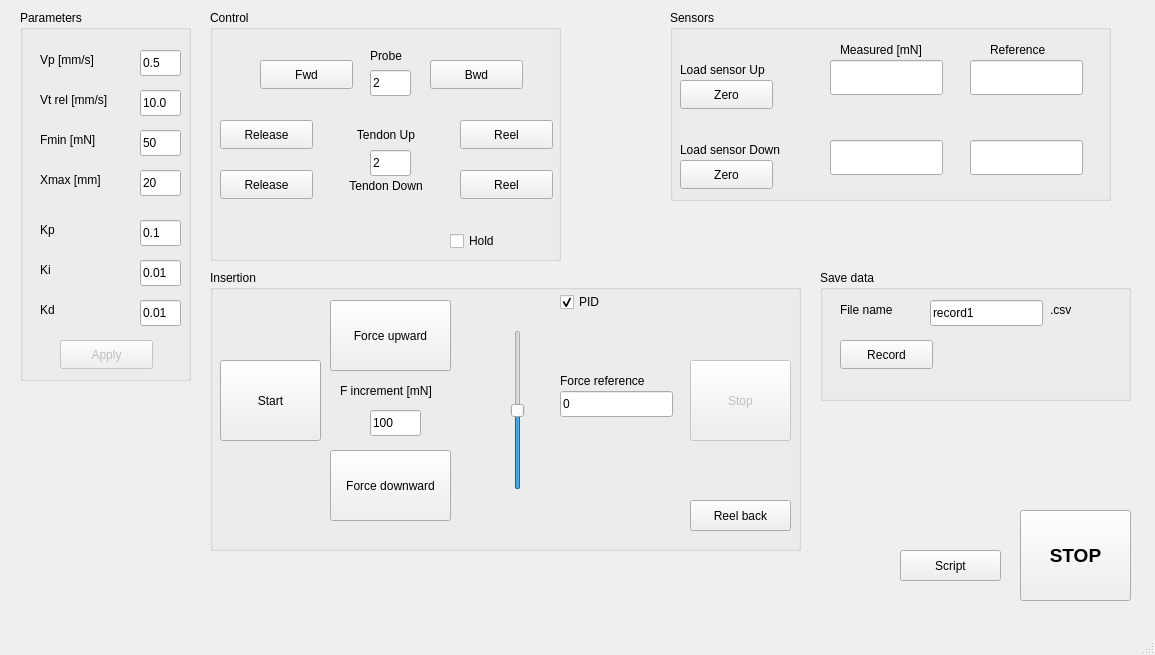
The window that microprobe_app/mainwindow.ui (AlexMarguet/microbs-microprobe) describes before a commit, drawn with Qt 5.
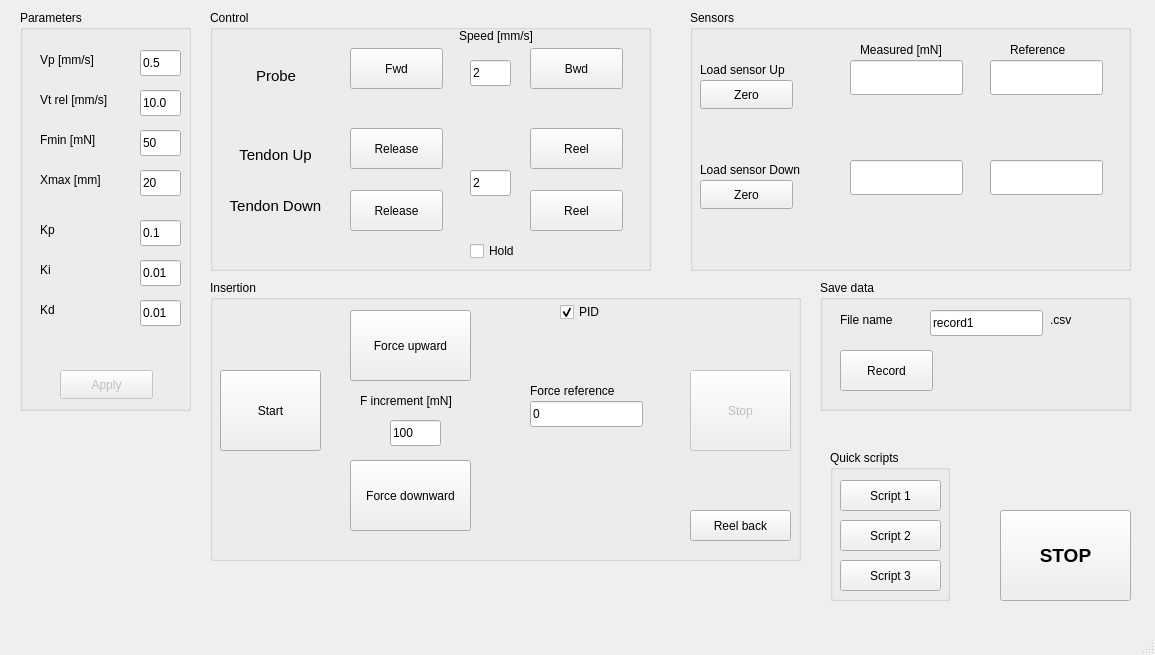
The same window after the commit.

What changed in the file:
```diff
--- a/microprobe_app/mainwindow.ui
+++ b/microprobe_app/mainwindow.ui
@@ -22,18 +22,23 @@
      <rect>
       <x>210</x>
       <y>10</y>
-      <width>351</width>
-      <height>251</height>
+      <width>441</width>
+      <height>261</height>
      </rect>
     </property>
+    <property name="font">
+     <font>
+      <bold>false</bold>
+     </font>
+    </property>
     <property name="title">
      <string>Control</string>
     </property>
     <widget class="QCheckBox" name="checkBox">
      <property name="geometry">
       <rect>
-       <x>240</x>
-       <y>220</y>
+       <x>260</x>
+       <y>230</y>
        <width>77</width>
        <height>22</height>
       </rect>
@@ -48,10 +53,10 @@
     <widget class="QPushButton" name="pushButton_2">
      <property name="geometry">
       <rect>
-       <x>50</x>
-       <y>50</y>
+       <x>140</x>
+       <y>38</y>
        <width>93</width>
-       <height>29</height>
+       <height>41</height>
       </rect>
      </property>
      <property name="text">
@@ -61,10 +66,10 @@
     <widget class="QPushButton" name="pushButton_3">
      <property name="geometry">
       <rect>
-       <x>10</x>
-       <y>110</y>
+       <x>140</x>
+       <y>118</y>
        <width>93</width>
-       <height>29</height>
+       <height>41</height>
       </rect>
      </property>
      <property name="text">
@@ -74,10 +79,10 @@
     <widget class="QPushButton" name="pushButton_8">
      <property name="geometry">
       <rect>
-       <x>10</x>
-       <y>160</y>
+       <x>140</x>
+       <y>180</y>
        <width>93</width>
-       <height>29</height>
+       <height>41</height>
       </rect>
      </property>
      <property name="text">
@@ -87,10 +92,10 @@
     <widget class="QPushButton" name="pushButton">
      <property name="geometry">
       <rect>
-       <x>220</x>
-       <y>50</y>
+       <x>320</x>
+       <y>38</y>
        <width>93</width>
-       <height>29</height>
+       <height>41</height>
       </rect>
      </property>
      <property name="text">
@@ -100,10 +105,10 @@
     <widget class="QPushButton" name="pushButton_4">
      <property name="geometry">
       <rect>
-       <x>250</x>
-       <y>110</y>
+       <x>320</x>
+       <y>118</y>
        <width>93</width>
-       <height>29</height>
+       <height>41</height>
       </rect>
      </property>
      <property name="text">
@@ -113,10 +118,10 @@
     <widget class="QPushButton" name="pushButton_11">
      <property name="geometry">
       <rect>
-       <x>250</x>
-       <y>160</y>
+       <x>320</x>
+       <y>180</y>
        <width>93</width>
-       <height>29</height>
+       <height>41</height>
       </rect>
      </property>
      <property name="text">
@@ -126,12 +131,18 @@
     <widget class="QLabel" name="label_3">
      <property name="geometry">
       <rect>
-       <x>130</x>
-       <y>110</y>
-       <width>92</width>
+       <x>10</x>
+       <y>130</y>
+       <width>111</width>
        <height>29</height>
       </rect>
      </property>
+     <property name="font">
+      <font>
+       <pointsize>11</pointsize>
+       <bold>false</bold>
+      </font>
+     </property>
      <property name="text">
       <string>Tendon Up</string>
      </property>
@@ -142,12 +153,18 @@
     <widget class="QLabel" name="label_4">
      <property name="geometry">
       <rect>
-       <x>130</x>
-       <y>160</y>
-       <width>92</width>
+       <x>10</x>
+       <y>180</y>
+       <width>111</width>
        <height>31</height>
       </rect>
      </property>
+     <property name="font">
+      <font>
+       <pointsize>11</pointsize>
+       <bold>false</bold>
+      </font>
+     </property>
      <property name="text">
       <string>Tendon Down</string>
      </property>
@@ -158,12 +175,18 @@
     <widget class="QLabel" name="label_2">
      <property name="geometry">
       <rect>
-       <x>130</x>
-       <y>30</y>
+       <x>20</x>
+       <y>50</y>
        <width>92</width>
        <height>31</height>
       </rect>
      </property>
+     <property name="font">
+      <font>
+       <pointsize>11</pointsize>
+       <bold>false</bold>
+      </font>
+     </property>
      <property name="text">
       <string>Probe</string>
      </property>
@@ -174,8 +197,8 @@
     <widget class="QLineEdit" name="lineEdit_15">
      <property name="geometry">
       <rect>
-       <x>160</x>
-       <y>60</y>
+       <x>260</x>
+       <y>50</y>
        <width>41</width>
        <height>26</height>
       </rect>
@@ -187,8 +210,8 @@
     <widget class="QLineEdit" name="lineEdit_16">
      <property name="geometry">
       <rect>
-       <x>160</x>
-       <y>140</y>
+       <x>260</x>
+       <y>160</y>
        <width>41</width>
        <height>26</height>
       </rect>
@@ -197,14 +220,30 @@
       <string>2</string>
      </property>
     </widget>
+    <widget class="QLabel" name="label_19">
+     <property name="geometry">
+      <rect>
+       <x>240</x>
+       <y>10</y>
+       <width>92</width>
+       <height>31</height>
+      </rect>
+     </property>
+     <property name="text">
+      <string>Speed [mm/s]</string>
+     </property>
+     <property name="alignment">
+      <set>Qt::AlignCenter</set>
+     </property>
+    </widget>
    </widget>
    <widget class="QGroupBox" name="groupBox_2">
     <property name="geometry">
      <rect>
-      <x>670</x>
+      <x>690</x>
       <y>10</y>
       <width>441</width>
-      <height>191</height>
+      <height>261</height>
      </rect>
     </property>
     <property name="title">
@@ -248,7 +287,7 @@
      <property name="geometry">
       <rect>
        <x>160</x>
-       <y>130</y>
+       <y>150</y>
        <width>113</width>
        <height>35</height>
       </rect>
@@ -272,7 +311,7 @@
      <property name="geometry">
       <rect>
        <x>10</x>
-       <y>130</y>
+       <y>150</y>
        <width>131</width>
        <height>20</height>
       </rect>
@@ -285,7 +324,7 @@
      <property name="geometry">
       <rect>
        <x>300</x>
-       <y>130</y>
+       <y>150</y>
        <width>113</width>
        <height>35</height>
       </rect>
@@ -343,7 +382,7 @@
      <property name="geometry">
       <rect>
        <x>10</x>
-       <y>150</y>
+       <y>170</y>
        <width>93</width>
        <height>29</height>
       </rect>
@@ -382,9 +421,9 @@
    <widget class="QPushButton" name="pushButton_12">
     <property name="geometry">
      <rect>
-      <x>1020</x>
+      <x>1000</x>
       <y>510</y>
-      <width>111</width>
+      <width>131</width>
       <height>91</height>
      </rect>
     </property>
@@ -402,7 +441,7 @@
     <property name="geometry">
      <rect>
       <x>210</x>
-      <y>270</y>
+      <y>280</y>
       <width>591</width>
       <height>281</height>
      </rect>
@@ -442,7 +481,7 @@
     <widget class="QPushButton" name="pushButton_14">
      <property name="geometry">
       <rect>
-       <x>120</x>
+       <x>140</x>
        <y>30</y>
        <width>121</width>
        <height>71</height>
@@ -455,7 +494,7 @@
     <widget class="QPushButton" name="pushButton_15">
      <property name="geometry">
       <rect>
-       <x>120</x>
+       <x>140</x>
        <y>180</y>
        <width>121</width>
        <height>71</height>
@@ -468,7 +507,7 @@
     <widget class="QLineEdit" name="lineEdit_4">
      <property name="geometry">
       <rect>
-       <x>350</x>
+       <x>320</x>
        <y>121</y>
        <width>113</width>
        <height>26</height>
@@ -481,7 +520,7 @@
     <widget class="QLabel" name="label_7">
      <property name="geometry">
       <rect>
-       <x>350</x>
+       <x>320</x>
        <y>100</y>
        <width>101</width>
        <height>21</height>
@@ -494,7 +533,7 @@
     <widget class="QLineEdit" name="lineEdit_7">
      <property name="geometry">
       <rect>
-       <x>160</x>
+       <x>180</x>
        <y>140</y>
        <width>51</width>
        <height>26</height>
@@ -507,7 +546,7 @@
     <widget class="QLabel" name="label_8">
      <property name="geometry">
       <rect>
-       <x>130</x>
+       <x>150</x>
        <y>110</y>
        <width>121</width>
        <height>21</height>
@@ -517,28 +556,6 @@
       <string>F increment [mN]</string>
      </property>
     </widget>
-    <widget class="QSlider" name="verticalSlider">
-     <property name="geometry">
-      <rect>
-       <x>300</x>
-       <y>60</y>
-       <width>16</width>
-       <height>160</height>
-      </rect>
-     </property>
-     <property name="minimum">
-      <number>-100</number>
-     </property>
-     <property name="maximum">
-      <number>100</number>
-     </property>
-     <property name="sliderPosition">
-      <number>0</number>
-     </property>
-     <property name="orientation">
-      <enum>Qt::Vertical</enum>
-     </property>
-    </widget>
     <widget class="QCheckBox" name="checkBox_2">
      <property name="geometry">
       <rect>
@@ -575,7 +592,7 @@
       <x>20</x>
       <y>10</y>
       <width>171</width>
-      <height>371</height>
+      <height>401</height>
      </rect>
     </property>
     <property name="title">
@@ -692,7 +709,7 @@
      <property name="geometry">
       <rect>
        <x>40</x>
-       <y>330</y>
+       <y>360</y>
        <width>93</width>
        <height>29</height>
       </rect>
@@ -787,7 +804,7 @@
     <property name="geometry">
      <rect>
       <x>820</x>
-      <y>270</y>
+      <y>280</y>
       <width>311</width>
       <height>131</height>
      </rect>
@@ -840,7 +857,7 @@
        <x>20</x>
        <y>70</y>
        <width>93</width>
-       <height>29</height>
+       <height>41</height>
       </rect>
      </property>
      <property name="text">
@@ -848,18 +865,57 @@
      </property>
     </widget>
    </widget>
-   <widget class="QPushButton" name="pushButton_22">
+   <widget class="QGroupBox" name="groupBox_3">
     <property name="geometry">
      <rect>
-      <x>900</x>
-      <y>550</y>
-      <width>101</width>
-      <height>31</height>
+      <x>830</x>
+      <y>450</y>
+      <width>120</width>
+      <height>151</height>
      </rect>
     </property>
-    <property name="text">
-     <string>Script</string>
+    <property name="title">
+     <string>Quick scripts</string>
     </property>
+    <widget class="QPushButton" name="pushButton_22">
+     <property name="geometry">
+      <rect>
+       <x>10</x>
+       <y>30</y>
+       <width>101</width>
+       <height>31</height>
+      </rect>
+     </property>
+     <property name="text">
+      <string>Script 1</string>
+     </property>
+    </widget>
+    <widget class="QPushButton" name="pushButton_23">
+     <property name="geometry">
+      <rect>
+       <x>10</x>
+       <y>70</y>
+       <width>101</width>
+       <height>31</height>
+      </rect>
+     </property>
+     <property name="text">
+      <string>Script 2</string>
+     </property>
+    </widget>
+    <widget class="QPushButton" name="pushButton_24">
+     <property name="geometry">
+      <rect>
+       <x>10</x>
+       <y>110</y>
+       <width>101</width>
+       <height>31</height>
+      </rect>
+     </property>
+     <property name="text">
+      <string>Script 3</string>
+     </property>
+    </widget>
    </widget>
   </widget>
   <widget class="QMenuBar" name="menubar">
```
